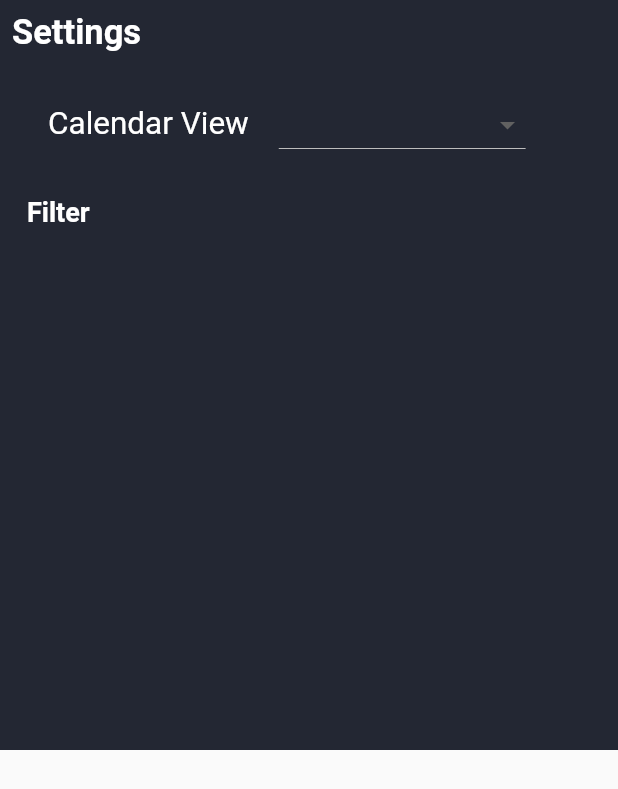
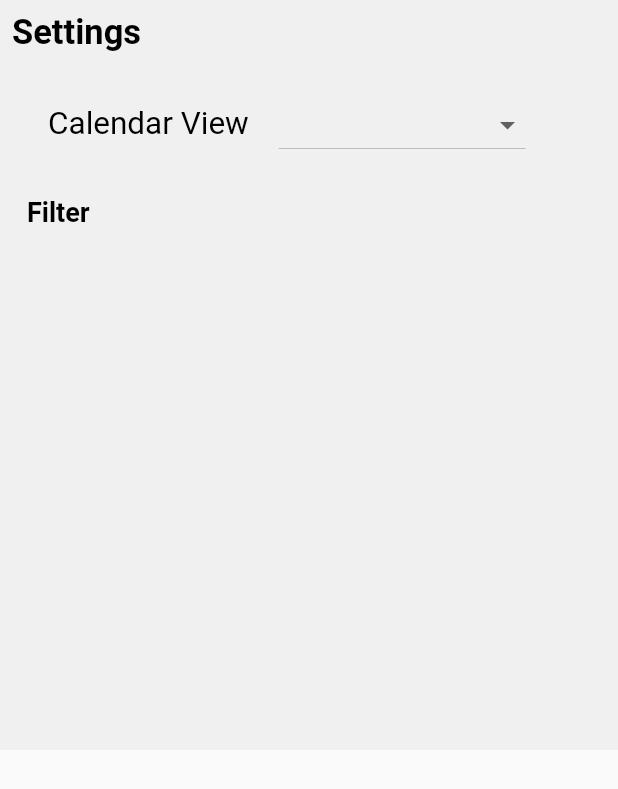
Before and after one commit to devclub-iitd/IITDApp, a Flutter app: the CustomModal widget shown alone on an empty page, opened directly with empty values, on a phone screen of 412 x 824 dp. Shown: the top 789 px of the screen. Run offline on Flutter 3.47's test engine with Material 2 defaults, Android fonts, the phone set to English and light mode, and no system bars; our stand-ins replace expandable, flutter_calendar_carousel, flutter_speed_dial, flutter_staggered_animations, flutter_svg, flutter_swiper and 5 more; missing offline and left inert: device_calendar, global_configuration, syncfusion_flutter_core; statements that could not run were skipped.

Commit message:
Minor Theme Changes

```diff
--- a/lib/modules/calendar/calendar.dart
+++ b/lib/modules/calendar/calendar.dart
@@ -13,7 +13,7 @@ import 'package:flutter/services.dart';
 import 'package:IITDAPP/modules/calendar/data/Constants.dart';
 // import 'package:flutter_spinkit/flutter_spinkit.dart';
 import 'package:flutter_swiper/flutter_swiper.dart';
-import 'package:google_fonts/google_fonts.dart';
+//import 'package:google_fonts/google_fonts.dart';
 import 'package:modal_bottom_sheet/modal_bottom_sheet.dart';
 import 'package:syncfusion_flutter_calendar/calendar.dart';
 import 'package:intl/intl.dart';
@@ -346,7 +346,7 @@ class _CalendarScreenState extends State<CalendarScreen> {
                   headerHeight: 60,
                   headerStyle: CalendarHeaderStyle(
                       textAlign: TextAlign.center,
-                      textStyle: GoogleFonts.chelseaMarket(
+                      textStyle: TextStyle(
                           fontSize: 32, color: Colors.red,fontWeight: FontWeight.w500, letterSpacing: 1)),
                   view: viewType,
                   onViewChanged: (ViewChangedDetails details) {
--- a/lib/modules/calendar/widgets/CustomModal.dart
+++ b/lib/modules/calendar/widgets/CustomModal.dart
@@ -81,7 +81,7 @@ class _CustomModalState extends State<CustomModal> {
       return DropdownMenuItem(
         child: Text(
           text,
-          style: TextStyle(color: Colors.white),
+          style: TextStyle(color: Colors.black),
         ),
         value: value,
       );
@@ -91,14 +91,15 @@ class _CustomModalState extends State<CustomModal> {
       child: Container(
         height: 500,
         padding: EdgeInsets.all(8),
-        color: Color.fromARGB(255, 35, 39, 51),
+        color: Color.fromARGB(255, 240, 240, 240),
+        // color: Color.fromARGB(255, 35, 39, 51),
         child: Column(
           crossAxisAlignment: CrossAxisAlignment.start,
           children: <Widget>[
             Text(
               'Settings',
               style: TextStyle(
-                  color: Colors.white,
+                  color: Colors.black,
                   fontSize: 23,
                   fontWeight: FontWeight.bold),
             ),
@@ -109,13 +110,14 @@ class _CustomModalState extends State<CustomModal> {
                 children: <Widget>[
                   Text(
                     'Calendar View',
-                    style: TextStyle(color: Colors.white, fontSize: 21),
+                    style: TextStyle(color: Colors.black, fontSize: 21),
                   ),
                   Padding(
                     padding: const EdgeInsets.only(left: 20.0),
                     child: DropdownButton(
                       value: _viewType,
-                      dropdownColor: Color.fromARGB(255, 35, 39, 51),
+                      dropdownColor: Color.fromARGB(255, 230, 230, 230),
+                      // dropdownColor: Color.fromARGB(255, 35, 39, 51),
                       items: <DropdownMenuItem<dynamic>>[
                         for (MapEntry e in dropdownLis.entries)
                           CustomDropDownItem(e.key, e.value)
@@ -133,7 +135,7 @@ class _CustomModalState extends State<CustomModal> {
             ),
             Padding(
               padding: EdgeInsets.only(left: 10),
-              child:  Text('Filter',style: TextStyle(color: Colors.white,fontSize: 18,fontWeight: FontWeight.w600),),
+              child:  Text('Filter',style: TextStyle(color: Colors.black,fontSize: 18,fontWeight: FontWeight.w600),),
 
             ),
             Expanded(
@@ -173,7 +175,7 @@ class _CustomModalState extends State<CustomModal> {
                                               child: Text(e.key,
                                                   style: TextStyle(
                                                       fontSize: 15,
-                                                      color: Colors.white)),
+                                                      color: Colors.black)),
                                             ),
                                             Spacer(),
                                             ExpandableIcon(
@@ -181,7 +183,7 @@ class _CustomModalState extends State<CustomModal> {
                                                 expandIcon: Icons.arrow_right,
                                                 collapseIcon:
                                                     Icons.arrow_downward,
-                                                iconColor: Colors.white,
+                                                iconColor: Colors.black,
                                                 iconSize: 28.0,
                                                 iconRotationAngle: math.pi / 2,
                                                 iconPadding:
@@ -216,7 +218,7 @@ class _CustomModalState extends State<CustomModal> {
                                                     left: 12.0),
                                                 child: Text(data.name,
                                                     style: TextStyle(
-                                                        color: Colors.white)),
+                                                        color: Colors.black)),
                                               ),
                                               Spacer(),
                                               Checkbox(
```
Also changed, not shown: lib/modules/calendar/widgets/CustomSwiper.dart (+31 -16 lines).
